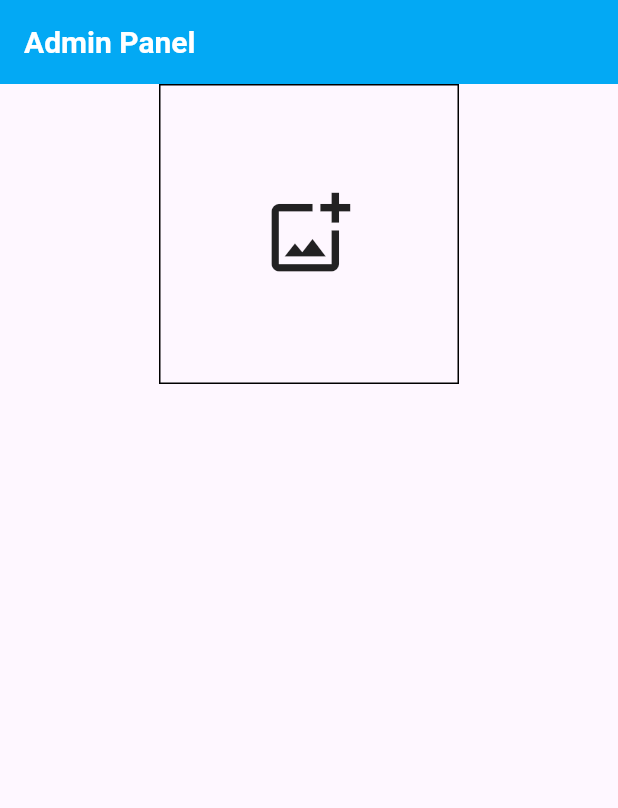
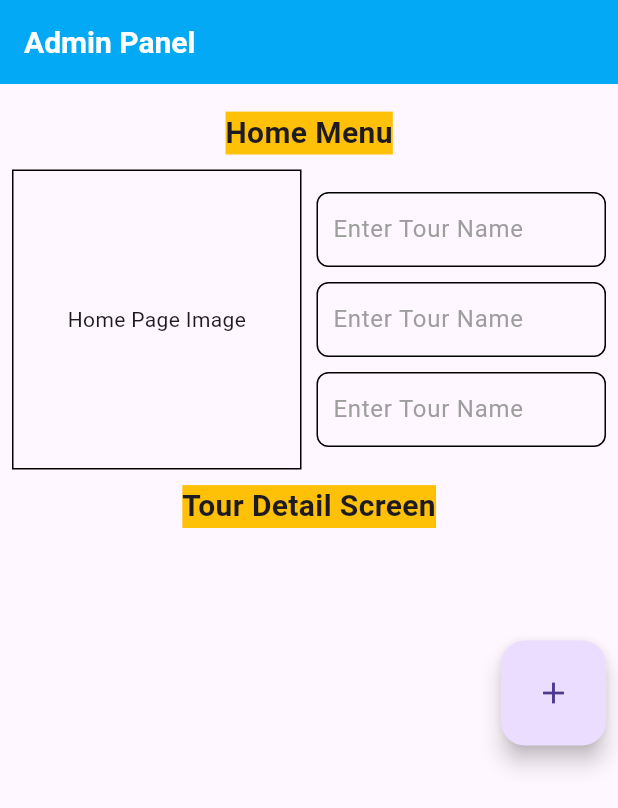
Before and after one commit to HasanShukurof/TripAtAdminPanel, a Flutter app: the screen it shows after launch, on a phone screen of 412 x 824 dp. Shown: the top 808 px of the screen. Run offline on Flutter 3.47's test engine with Material 3 defaults, Android fonts, the phone set to English and light mode, and no system bars; our stand-ins replace another_carousel_pro, image_picker; missing offline and left inert: gallery_picker.

Commit message:
Fixed for git push

```diff
--- a/lib/main.dart
+++ b/lib/main.dart
@@ -1,10 +1,16 @@
 import 'dart:io';
 
+import 'package:admin_panel/widgets/home_image_container.dart';
+import 'package:admin_panel/widgets/text_field_container.dart';
+import 'package:another_carousel_pro/another_carousel_pro.dart';
 import 'package:flutter/material.dart';
+import 'package:flutter/widgets.dart';
+import 'package:gallery_picker/gallery_picker.dart';
+import 'package:gallery_picker/models/media_file.dart';
 import 'package:image_picker/image_picker.dart';
 
 void main(List<String> args) {
-  runApp(AdminPanel());
+  runApp(const AdminPanel());
 }
 
 class AdminPanel extends StatefulWidget {
@@ -17,6 +23,11 @@ class AdminPanel extends StatefulWidget {
 class _AdminPanelState extends State<AdminPanel> {
   File? _image;
   final picker = ImagePicker();
+  List<MediaFile> _selectedImages = [];
+
+  final TextEditingController _tourNameController = TextEditingController();
+  final TextEditingController _questCountController = TextEditingController();
+  final TextEditingController _totalPriceController = TextEditingController();
 
   Future getImageGallery() async {
     final pickedFile = await picker.pickImage(
@@ -31,6 +42,8 @@ class _AdminPanelState extends State<AdminPanel> {
       }
     });
   }
+
+  Future getMoreImagesFromGallery() async {}
 
   @override
   Widget build(BuildContext context) {
@@ -48,34 +61,107 @@ class _AdminPanelState extends State<AdminPanel> {
             ),
           ),
         ),
-        body: Column(
+        body: Padding(
+          padding: const EdgeInsets.all(8.0),
+          child: Column(
+            mainAxisAlignment: MainAxisAlignment.start,
+            crossAxisAlignment: CrossAxisAlignment.start,
             children: [
-            Center(
+              const SizedBox(
+                height: 10,
+              ),
+
+              const Center(
+                child: Text(
+                  "Home Menu",
+                  style: TextStyle(
+                    fontSize: 20,
+                    fontWeight: FontWeight.bold,
+                    backgroundColor: Colors.amber,
+                  ),
+                ),
+              ),
+              const SizedBox(
+                height: 10,
+              ),
+              Row(
+                children: [
+                  Expanded(
                     child: InkWell(
                       onTap: () {
                         getImageGallery();
                       },
-                child: Container(
-                  height: 200,
-                  width: 200,
-                  decoration: BoxDecoration(
-                    border: Border.all(color: Colors.black),
+                      child: HomeImageContainer(image: _image),
                     ),
-                  child: _image != null
-                      ? Image.file(
-                          _image!.absolute,
-                          fit: BoxFit.cover,
-                        )
-                      : Center(
-                          child: Icon(
-                            Icons.add_photo_alternate_outlined,
-                            size: 60,
+                  ),
+                  const SizedBox(
+                    width: 10,
+                  ),
+                  Expanded(
+                    child: Column(
+                      children: [
+                        TextFieldContainer(
+                            tourNameController: _tourNameController),
+                        const SizedBox(
+                          height: 10,
+                        ),
+                        TextFieldContainer(
+                            tourNameController: _questCountController),
+                        const SizedBox(
+                          height: 10,
+                        ),
+                        TextFieldContainer(
+                            tourNameController: _totalPriceController),
+                      ],
+                    ),
+                  ),
+                ],
+              ),
+              const SizedBox(
+                height: 10,
+              ),
+              const Center(
+                child: Text(
+                  "Tour Detail Screen",
+                  style: TextStyle(
+                    fontSize: 20,
+                    fontWeight: FontWeight.bold,
+                    backgroundColor: Colors.amber,
                   ),
                 ),
               ),
+              const SizedBox(
+                height: 10,
+              ),
+              Row(
+                children: [
+                  Expanded(
+                    child: SizedBox(
+                      height: 200,
+                      width: double.infinity,
+                      child: AnotherCarousel(images: _selectedImages),
+                    ),
+                  ),
+                  SizedBox(
+                    width: 70,
+                    height: 70,
+                    child: FloatingActionButton(
+                      child: Icon(Icons.add),
+                      onPressed: () async {
+                        List<MediaFile> _mediaFile =
+                            await GalleryPicker.pickMedia(
+                                    context: context, singleMedia: false) ??
+                                [];
+                        setState(() {
+                          _selectedImages = _mediaFile;
+                        });
+                      },
                     ),
                   ),
                 ],
+              ),
+            ],
+          ),
         ),
       ),
     );
--- /dev/null
+++ b/lib/widgets/home_image_container.dart
@@ -0,0 +1,29 @@
+import 'dart:io';
+
+import 'package:flutter/material.dart';
+
+class HomeImageContainer extends StatelessWidget {
+  const HomeImageContainer({
+    super.key,
+    required File? image,
+  }) : _image = image;
+
+  final File? _image;
+
+  @override
+  Widget build(BuildContext context) {
+    return Container(
+      height: 200,
+      width: 200,
+      decoration: BoxDecoration(
+        border: Border.all(color: Colors.black),
+      ),
+      child: _image != null
+          ? Image.file(
+              _image!.absolute,
+              fit: BoxFit.contain,
+            )
+          : const Center(child: Text("Home Page Image")),
+    );
+  }
+}
--- /dev/null
+++ b/lib/widgets/text_field_container.dart
@@ -0,0 +1,36 @@
+
+import 'package:flutter/material.dart';
+
+class TextFieldContainer extends StatelessWidget {
+  const TextFieldContainer({
+    super.key,
+    required TextEditingController tourNameController,
+  }) : _tourNameController = tourNameController;
+
+  final TextEditingController _tourNameController;
+
+  @override
+  Widget build(BuildContext context) {
+    return Container(
+      width: double.infinity,
+      height: 50,
+      decoration: BoxDecoration(
+        border: Border.all(
+          color: Colors.black,
+        ),
+        borderRadius: const BorderRadius.all(
+          Radius.circular(8),
+        ),
+      ),
+      child: TextField(
+        controller: _tourNameController,
+        decoration: const InputDecoration(
+          hintText: 'Enter Tour Name',
+          hintStyle: TextStyle(color: Colors.grey),
+          border: InputBorder.none,
+          contentPadding: EdgeInsets.symmetric(horizontal: 10, vertical: 5),
+        ),
+      ),
+    );
+  }
+}
--- a/pubspec.yaml
+++ b/pubspec.yaml
@@ -36,6 +36,8 @@ dependencies:
   # Use with the CupertinoIcons class for iOS style icons.
   cupertino_icons: ^1.0.6
   image_picker: ^1.1.2
+  gallery_picker: ^0.5.1
+  another_carousel_pro: ^1.0.2
 
 dev_dependencies:
   flutter_test:
```
Also changed, not shown: pubspec.lock, 3 other files. Lines whose indentation alone changed are shown as unchanged.
